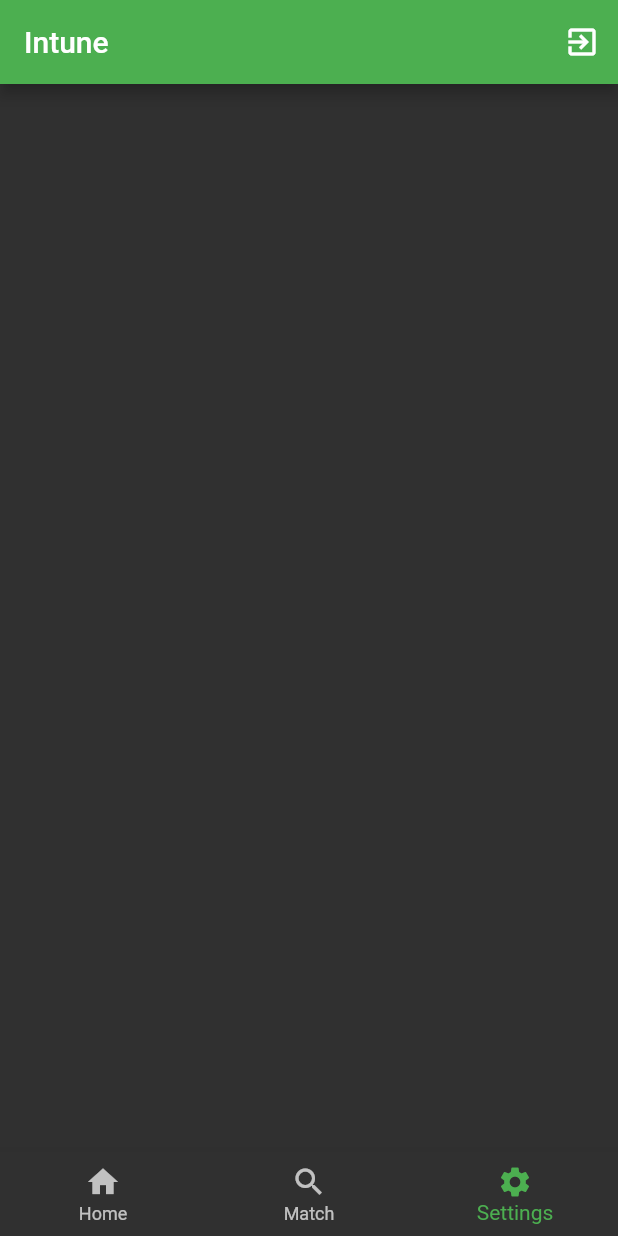
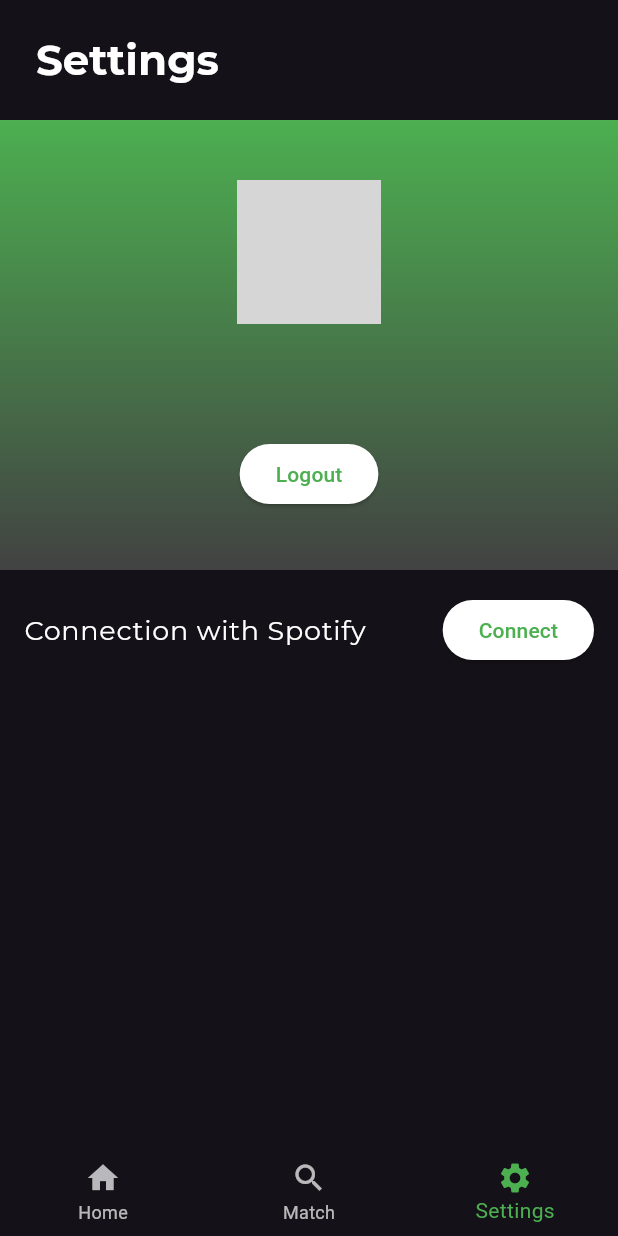
Before and after one commit to Quatton/intune, a Flutter app: the screen it shows once a user with an empty profile is signed in, item 3 of the bottom bar chosen, on a phone screen of 412 x 824 dp. Run offline on Flutter 3.47's test engine with Material 2 defaults, Android fonts, the phone set to English and light mode, and no system bars; our stand-ins replace firebase_auth, firebase_core, flutter_dotenv, flutter_signin_button, google_fonts, google_sign_in and 1 more; missing offline and left inert: spotify, spotify_sdk; accounts and stored records are empty; network calls fail; grey boxes are pictures that could not be loaded.

```diff
--- a/lib/layout.dart
+++ b/lib/layout.dart
@@ -1,8 +1,7 @@
-import 'package:firebase_auth/firebase_auth.dart';
 import 'package:flutter/material.dart';
 import 'package:intune/widgets/home.dart';
 import 'package:intune/widgets/match.dart';
-import 'package:intune/widgets/settings.dart';
+import 'package:intune/widgets/settings/settings.dart';
 
 class Layout extends StatefulWidget {
   const Layout({super.key});
@@ -21,16 +20,6 @@ class _LayoutState extends State<Layout> {
   @override
   Widget build(BuildContext context) {
     return Scaffold(
-      appBar: AppBar(
-        title: const Text("Intune"),
-        backgroundColor: Colors.green,
-        actions: [
-          IconButton(
-            onPressed: FirebaseAuth.instance.signOut,
-            icon: const Icon(Icons.exit_to_app),
-          )
-        ],
-      ),
       bottomNavigationBar: BottomNavigationBar(
         currentIndex: _currentIndex,
         onTap: (int index) {
@@ -53,9 +42,11 @@ class _LayoutState extends State<Layout> {
           ),
         ],
       ),
-      body: IndexedStack(
-        index: _currentIndex,
-        children: _pages,
+      body: SafeArea(
+        child: IndexedStack(
+          index: _currentIndex,
+          children: _pages,
+        ),
       ),
     );
   }
--- a/lib/main.dart
+++ b/lib/main.dart
@@ -7,6 +7,9 @@ import 'package:firebase_core/firebase_core.dart';
 import 'package:intune/auth.dart';
 import 'package:intune/layout.dart';
 import 'firebase_options.dart';
+
+//import google fonts
+import 'package:google_fonts/google_fonts.dart';
 
 Future main() async {
   await dotenv.load(fileName: ".env");
@@ -49,11 +52,23 @@ class _HomeState extends State<Home> {
   Widget build(BuildContext context) {
     return MaterialApp(
         title: 'Intune',
-        theme: ThemeData.dark().copyWith(
-          cardColor: Colors.grey[800],
-          colorScheme: ColorScheme.fromSwatch(primarySwatch: Colors.green)
-              .copyWith(secondary: Colors.white),
-        ),
+        debugShowCheckedModeBanner: false,
+        theme: ThemeData.dark(useMaterial3: true).copyWith(
+            brightness: Brightness.dark,
+            textTheme: GoogleFonts.montserratTextTheme(const TextTheme(
+              headline1: TextStyle(fontSize: 32, fontWeight: FontWeight.bold),
+              headline2: TextStyle(fontSize: 28, fontWeight: FontWeight.bold),
+              headline3: TextStyle(fontSize: 24, fontWeight: FontWeight.bold),
+              bodyText1: TextStyle(fontSize: 18),
+            )),
+            // default button theme to be circular border
+            buttonTheme: const ButtonThemeData(
+              shape: RoundedRectangleBorder(
+                borderRadius: BorderRadius.all(Radius.circular(30)),
+              ),
+            ),
+            cardColor: Colors.grey[800],
+            colorScheme: ColorScheme.fromSwatch(primarySwatch: Colors.green)),
         // Check if logged in with Firebase Auth
         home: StreamBuilder<User?>(
             stream: FirebaseAuth.instance.authStateChanges(),
--- a/lib/widgets/settings.dart
+++ /dev/null
@@ -1,12 +0,0 @@
-import 'package:flutter/material.dart';
-
-class SettingsPage extends StatelessWidget {
-  const SettingsPage({super.key});
-
-  @override
-  Widget build(BuildContext context) {
-    return Container();
-  }
-}
-
-// Use this 'https://i.scdn.co/image/${snapshot.data!.track!.imageUri.raw.split(':').last}' to get the album art
--- /dev/null
+++ b/lib/widgets/settings/header.dart
@@ -0,0 +1,27 @@
+import 'package:flutter/material.dart';
+
+class SettingsHeader extends StatelessWidget {
+  const SettingsHeader({
+    Key? key,
+  }) : super(key: key);
+
+  @override
+  Widget build(BuildContext context) {
+    return SizedBox(
+        width: double.infinity,
+        height: 80,
+        child: Container(
+            color: Theme.of(context).primaryColor,
+            child: Padding(
+              padding: const EdgeInsets.all(24.0),
+              child: Column(
+                mainAxisAlignment: MainAxisAlignment.center,
+                crossAxisAlignment: CrossAxisAlignment.start,
+                children: [
+                  Text("Settings",
+                      style: Theme.of(context).textTheme.headline2),
+                ],
+              ),
+            )));
+  }
+}
--- /dev/null
+++ b/lib/widgets/settings/profile_settings.dart
@@ -0,0 +1,59 @@
+import 'package:firebase_auth/firebase_auth.dart';
+import 'package:flutter/material.dart';
+
+final _auth = FirebaseAuth.instance;
+
+class ProfileSettings extends StatefulWidget {
+  const ProfileSettings({
+    Key? key,
+  }) : super(key: key);
+
+  @override
+  State<ProfileSettings> createState() => _ProfileSettingsState();
+}
+
+class _ProfileSettingsState extends State<ProfileSettings> {
+  @override
+  Widget build(BuildContext context) {
+    return Container(
+        decoration: BoxDecoration(
+          gradient: LinearGradient(
+            begin: Alignment.topCenter,
+            end: Alignment.bottomCenter,
+            colors: [
+              //use two shades of gray
+              Colors.green.shade500,
+              Colors.grey.shade800,
+            ],
+          ),
+        ),
+        child: SizedBox(
+            height: 300,
+            width: double.infinity,
+            child: Padding(
+              padding: const EdgeInsets.all(16.0),
+              child: Column(
+                  mainAxisAlignment: MainAxisAlignment.center,
+                  crossAxisAlignment: CrossAxisAlignment.center,
+                  children: [
+                    // profile picture from 'https://api.dicebear.com/5.x/bottts/png?seed=${_auth.currentUser!.uid}' mask with white circle
+                    CircleAvatar(
+                      radius: 48,
+                      foregroundImage: NetworkImage(
+                          'https://api.dicebear.com/5.x/bottts/png?seed=${_auth.currentUser!.uid}'),
+                    ),
+                    const SizedBox(height: 24),
+                    // create a table
+                    Text(_auth.currentUser!.displayName ?? '',
+                        style: Theme.of(context).textTheme.headline6),
+                    const SizedBox(height: 24),
+                    // logout button
+                    ElevatedButton(
+                        onPressed: () async {
+                          await _auth.signOut();
+                        },
+                        child: const Text("Logout")),
+                  ]),
+            )));
+  }
+}
--- /dev/null
+++ b/lib/widgets/settings/settings.dart
@@ -0,0 +1,50 @@
+import 'package:firebase_auth/firebase_auth.dart';
+import 'package:flutter/material.dart';
+import 'package:intune/widgets/settings/profile_settings.dart';
+
+import 'header.dart';
+
+final _auth = FirebaseAuth.instance;
+
+class SettingsPage extends StatelessWidget {
+  const SettingsPage({super.key});
+
+  @override
+  Widget build(BuildContext context) {
+    return SingleChildScrollView(
+      child: Column(
+        children: [
+          SettingsHeader(),
+          ProfileSettings(),
+          SizedBox(
+              width: double.infinity,
+              height: 80,
+              child: Container(
+                  color: Theme.of(context).primaryColor,
+                  child: Padding(
+                    padding: const EdgeInsets.all(16.0),
+                    child: Column(
+                      mainAxisAlignment: MainAxisAlignment.center,
+                      crossAxisAlignment: CrossAxisAlignment.start,
+                      children: [
+                        Row(
+                          mainAxisAlignment: MainAxisAlignment.spaceBetween,
+                          children: [
+                            Text("Connection with Spotify",
+                                style: Theme.of(context).textTheme.bodyText1),
+                            ElevatedButton(
+                                onPressed: () {}, child: const Text("Connect"))
+                          ],
+                        ),
+                      ],
+                    ),
+                  )))
+        ],
+      ),
+    );
+  }
+}
+
+
+
+// Use this 'https://i.scdn.co/image/${snapshot.data!.track!.imageUri.raw.split(':').last}' to get the album art
--- a/pubspec.yaml
+++ b/pubspec.yaml
@@ -44,6 +44,7 @@ dependencies:
   google_sign_in: ^5.4.3
   flutter_signin_button: ^2.0.0
   marquee: ^2.2.3
+  google_fonts: ^3.0.1
 
 dev_dependencies:
   flutter_test:
```
Also changed, not shown: pubspec.lock, 1 other file.
